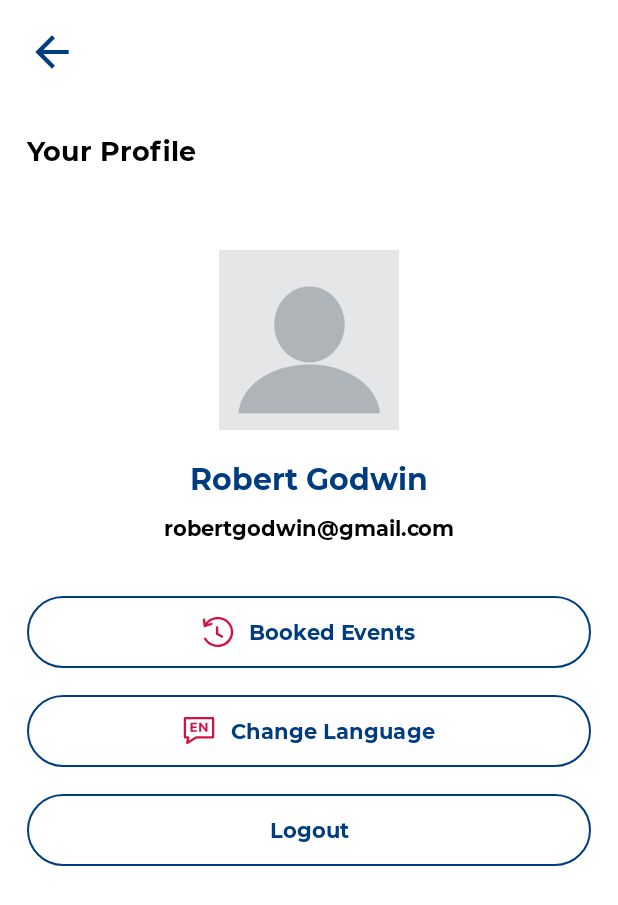
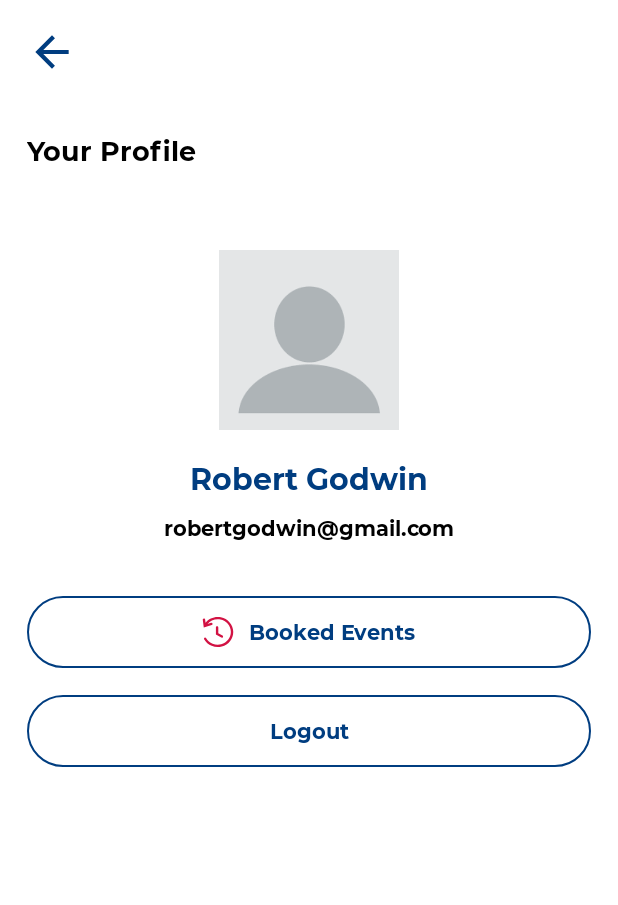
Before and after one commit to jeremiaaron/atamerica, an Android app: the fragment ProfileFragment placed in its activity, on a phone screen of 412 x 824 dp. Shown: the top 905 px of the screen. Run offline under Robolectric (Android 15) with nearby library versions, the light colour scheme and no system bars; our stand-ins replace data binding; Roboto replaces fonts that are not available here; 5 statements that could not run were skipped.

Commit message:
Minor changes.

```diff
--- a/app/src/main/java/com/example/atamerica/ui/signup/SignUpFragment.java
+++ b/app/src/main/java/com/example/atamerica/ui/signup/SignUpFragment.java
@@ -151,6 +151,8 @@ public class SignUpFragment extends Fragment {
                     transaction.replace(R.id.authenticateContainer, new LoginFragment(), null);
                     transaction.addToBackStack(null);
                     transaction.commit();
+
+                    break;
                 case "Exists":
                     Toast.makeText(getContext(), "Email already exists as user.", Toast.LENGTH_SHORT).show();
                     break;
--- a/app/src/main/res/layout/fragment_archive_detail_page.xml
+++ b/app/src/main/res/layout/fragment_archive_detail_page.xml
@@ -167,6 +167,7 @@
                         app:tabSelectedTextColor="@color/blue"
                         app:tabTextColor="@color/dark_gray"
                         android:background="@color/white"
+                        app:tabTextAppearance="@style/tabFont"
                         app:layout_constraintTop_toTopOf="parent"
                         app:layout_constraintStart_toStartOf="parent"
                         app:layout_constraintEnd_toEndOf="parent" >
@@ -174,11 +175,13 @@
                         <com.google.android.material.tabs.TabItem
                             android:layout_width="wrap_content"
                             android:layout_height="wrap_content"
+                            app:tabTextAppearance="@style/tabFont"
                             android:text="Description"/>
 
                         <com.google.android.material.tabs.TabItem
                             android:layout_width="wrap_content"
                             android:layout_height="wrap_content"
+                            app:tabTextAppearance="@style/tabFont"
                             android:text="Guest"/>
 
                     </com.google.android.material.tabs.TabLayout>
--- a/app/src/main/res/layout/fragment_detail_page.xml
+++ b/app/src/main/res/layout/fragment_detail_page.xml
@@ -159,11 +159,13 @@
             <com.google.android.material.tabs.TabItem
                 android:layout_width="wrap_content"
                 android:layout_height="wrap_content"
+                app:tabTextAppearance="@style/tabFont"
                 android:text="@string/description"/>
 
             <com.google.android.material.tabs.TabItem
                 android:layout_width="wrap_content"
                 android:layout_height="wrap_content"
+                app:tabTextAppearance="@style/tabFont"
                 android:text="@string/guest"/>
 
           </com.google.android.material.tabs.TabLayout>
--- a/app/src/main/res/layout/fragment_login.xml
+++ b/app/src/main/res/layout/fragment_login.xml
@@ -87,7 +87,8 @@
         android:textColor="@color/blue"
         app:layout_constraintTop_toTopOf="@id/checkboxRememberMe"
         app:layout_constraintBottom_toBottomOf="@+id/checkboxRememberMe"
-        app:layout_constraintEnd_toEndOf="parent" />
+        app:layout_constraintEnd_toEndOf="parent"
+        android:visibility="gone"/>
 
     <Button
         android:id="@+id/buttonSignIn"
--- a/app/src/main/res/layout/fragment_profile.xml
+++ b/app/src/main/res/layout/fragment_profile.xml
@@ -125,7 +125,8 @@
             app:layout_constraintTop_toBottomOf="@+id/booked_button"
             app:layout_constraintEnd_toEndOf="parent"
             app:layout_constraintStart_toStartOf="parent"
-            app:strokeColor="@color/blue" />
+            app:strokeColor="@color/blue"
+            android:visibility="gone" />
 
         <com.google.android.material.button.MaterialButton
             android:id="@+id/buttonLogout"
--- a/app/src/main/res/values/register_strings.xml
+++ b/app/src/main/res/values/register_strings.xml
@@ -16,8 +16,9 @@
 
     <string name="hooray">Hooray!</string>
     <string name="oops">Oops!</string>
-    <string name="successMessage">Congratulations, you are successfully registered. You can check your email now!</string>
-    <string name="failedMessage">Oh no! Something went wrong with your registration. It’s okay, you can try to regist again.</string>
+    <string name="successMessage">Congratulations, you have successfully registered. You can check your email now!</string>
+    <string name="successUnregisteredMessage">You have successfully unregistered. See you next time!</string>
+    <string name="failedMessage">Oh no! Something went wrong with your registration. It’s okay, you can try to register again.</string>
 
     <string name="backButton">Back</string>
 </resources>
```
Also changed, not shown: app/src/main/java/com/example/atamerica/ui/detail/DetailPageFragment.java (+5 -5 lines).
